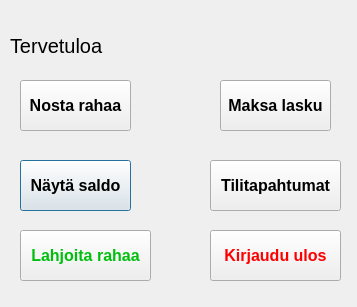
Old version of the form banksimul/signedindialog.ui in the repository aryhma/sovellusprojekti.
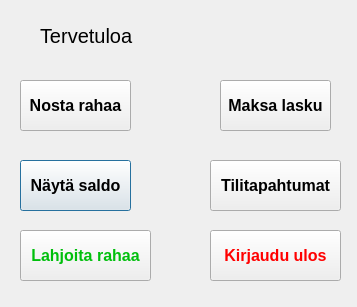
New version of the form.

The edit to the form file:
```diff
--- a/banksimul/signedindialog.ui
+++ b/banksimul/signedindialog.ui
@@ -153,9 +153,9 @@
   <widget class="QLabel" name="lblTervetuloa">
    <property name="geometry">
     <rect>
-     <x>10</x>
-     <y>20</y>
-     <width>321</width>
+     <x>40</x>
+     <y>10</y>
+     <width>301</width>
      <height>51</height>
     </rect>
    </property>
```
